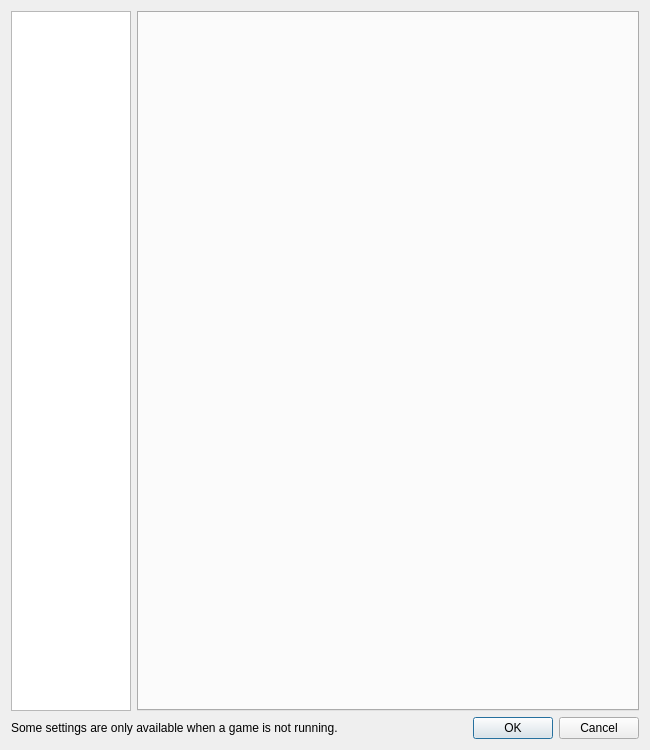
This is src/yuzu/configuration/configure.ui in shaikaymaan18-sketch/Shaik as Qt 5 draws it before an edit. The edited form follows.
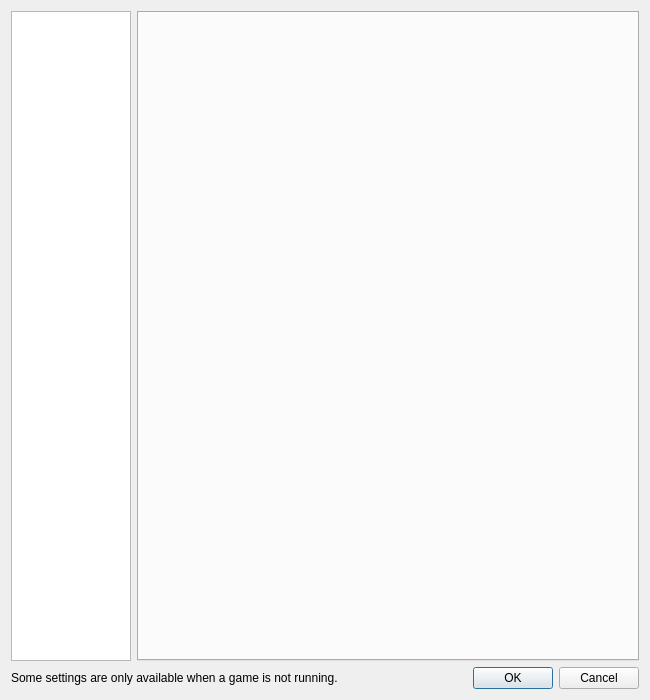
This is the edited form.

Commit message: fix: move debug knobs/other settings, revert window size change

Diff of the .ui file:
```diff
--- a/src/yuzu/configuration/configure.ui
+++ b/src/yuzu/configuration/configure.ui
@@ -7,13 +7,13 @@
     <x>0</x>
     <y>0</y>
     <width>650</width>
-    <height>750</height>
+    <height>700</height>
    </rect>
   </property>
   <property name="minimumSize">
    <size>
     <width>0</width>
-    <height>750</height>
+    <height>675</height>
    </size>
   </property>
   <property name="windowTitle">
```
The commit also changes 2 other files.
